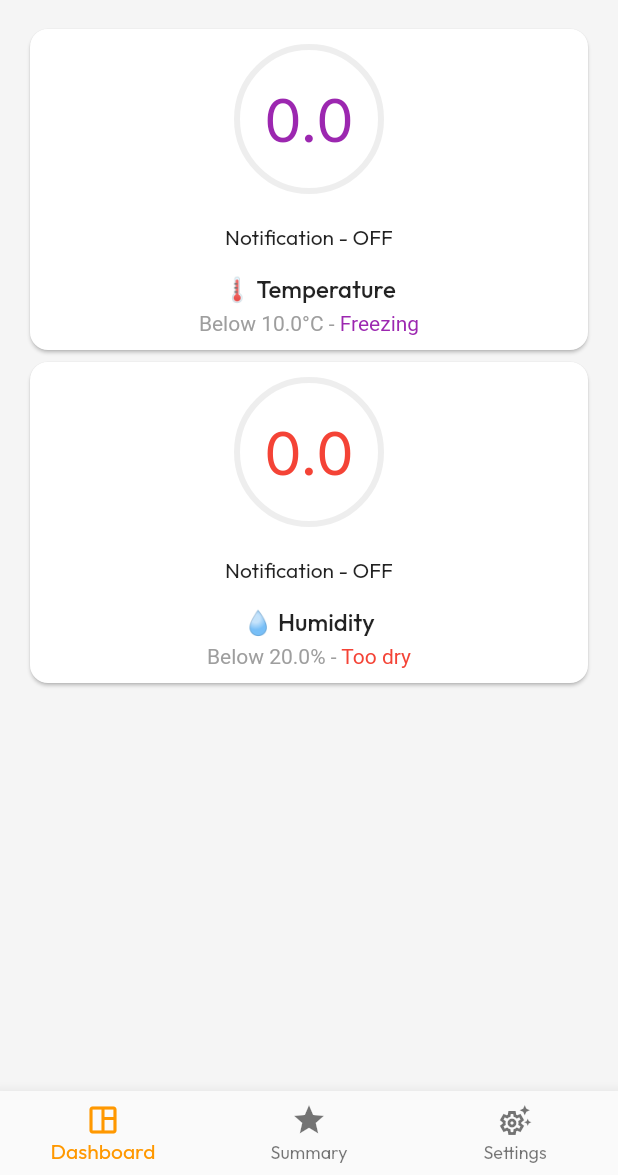
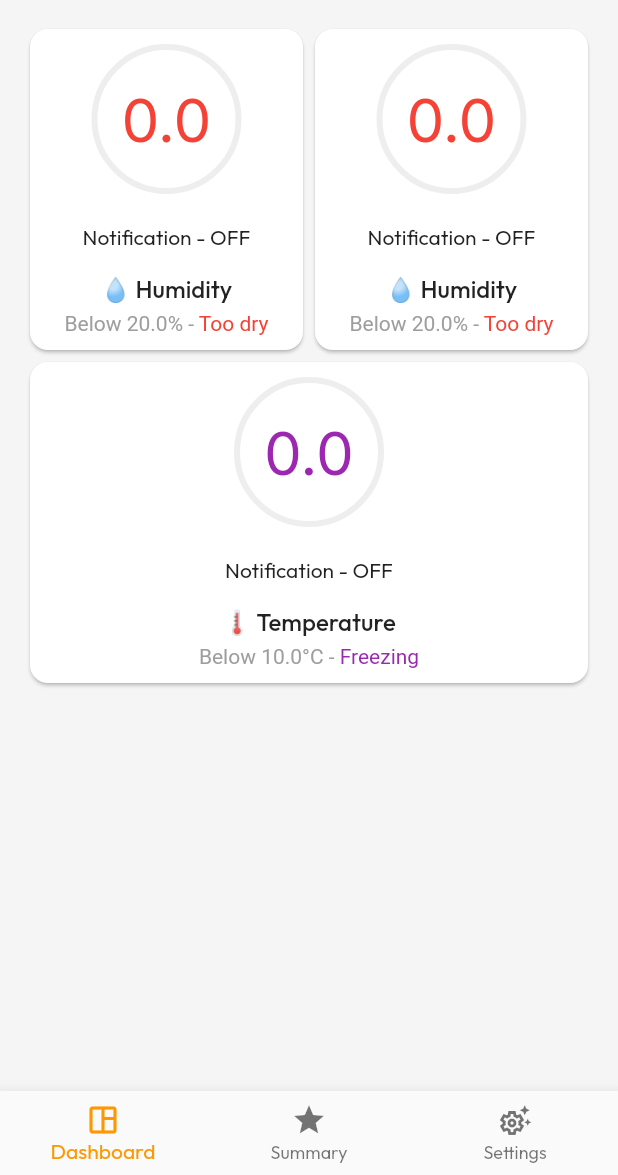
Before and after one commit to dadn-dream-home/app, a Flutter app: the screen it shows after launch, on a phone screen of 412 x 824 dp, the part 61-1236 px from its top. Run offline on Flutter 3.47's test engine with Material 2 defaults, Android fonts, the phone set to English and light mode, and no system bars; our stand-ins replace flutter_colorpicker, google_fonts; network calls fail.

Commit message:
use a grid like the demo

```diff
--- a/lib/dashboard_screen.dart
+++ b/lib/dashboard_screen.dart
@@ -32,9 +32,15 @@ class Dashboard extends StatelessWidget {
         padding: const EdgeInsetsDirectional.symmetric(horizontal: 16),
         child: Column(
           crossAxisAlignment: CrossAxisAlignment.stretch,
-          children: const [
-            TemperatureCard(),
-            HumidCard(), // added HumidCard here
+          children: [
+            Row(
+              mainAxisAlignment: MainAxisAlignment.spaceBetween,
+              children: const [
+                Expanded(child: HumidCard()),
+                Expanded(child: HumidCard()),
+              ],
+            ),
+            const TemperatureCard(), // added HumidCard here
           ],
         ),
       ),
```
